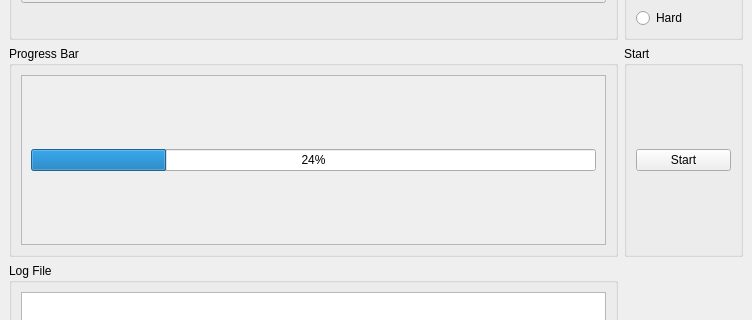
This is mainwindow.ui in Vanno221/ProgettoPilotaAcademy as Qt 5 draws it before an edit; both pictures show x 0 to 752 and y 82 to 402 of the 752 by 609 pixel window. The edited form follows.
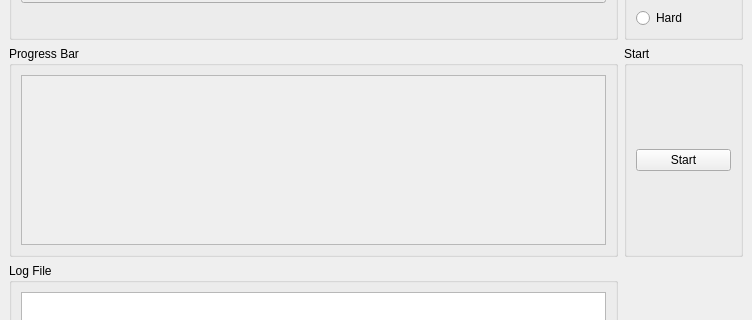
This is the edited form.

What changed in the file:
```diff
--- a/mainwindow.ui
+++ b/mainwindow.ui
@@ -75,8 +75,8 @@
       <property name="title">
        <string>Progress Bar</string>
       </property>
-      <layout class="QGridLayout" name="gridLayout">
-       <item row="0" column="0">
+      <layout class="QVBoxLayout" name="verticalLayout">
+       <item>
         <widget class="QScrollArea" name="scrollArea">
          <property name="widgetResizable">
           <bool>true</bool>
@@ -90,15 +90,6 @@
             <height>125</height>
            </rect>
           </property>
-          <layout class="QGridLayout" name="gridLayout_2">
-           <item row="0" column="0">
-            <widget class="QProgressBar" name="progressBar_Thread">
-             <property name="value">
-              <number>24</number>
-             </property>
-            </widget>
-           </item>
-          </layout>
          </widget>
         </widget>
        </item>
```
Left out of the diff: 23 changed lines with no effect on the pictures.
